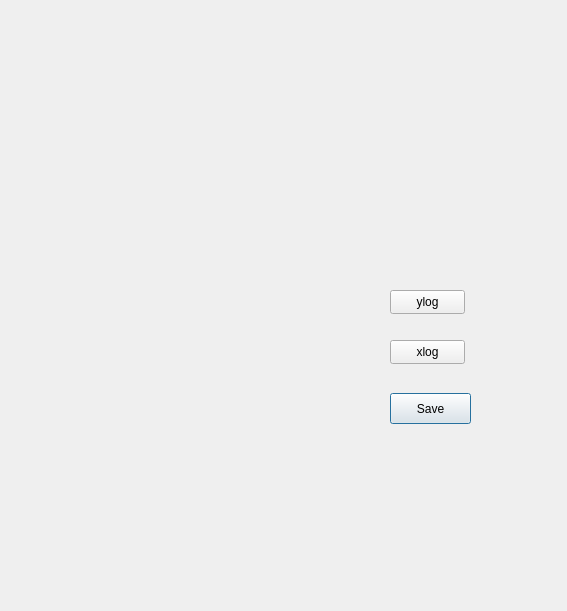
First picture: the form in ScenePlot.ui, repository artsol23/Graph1, before the edit.
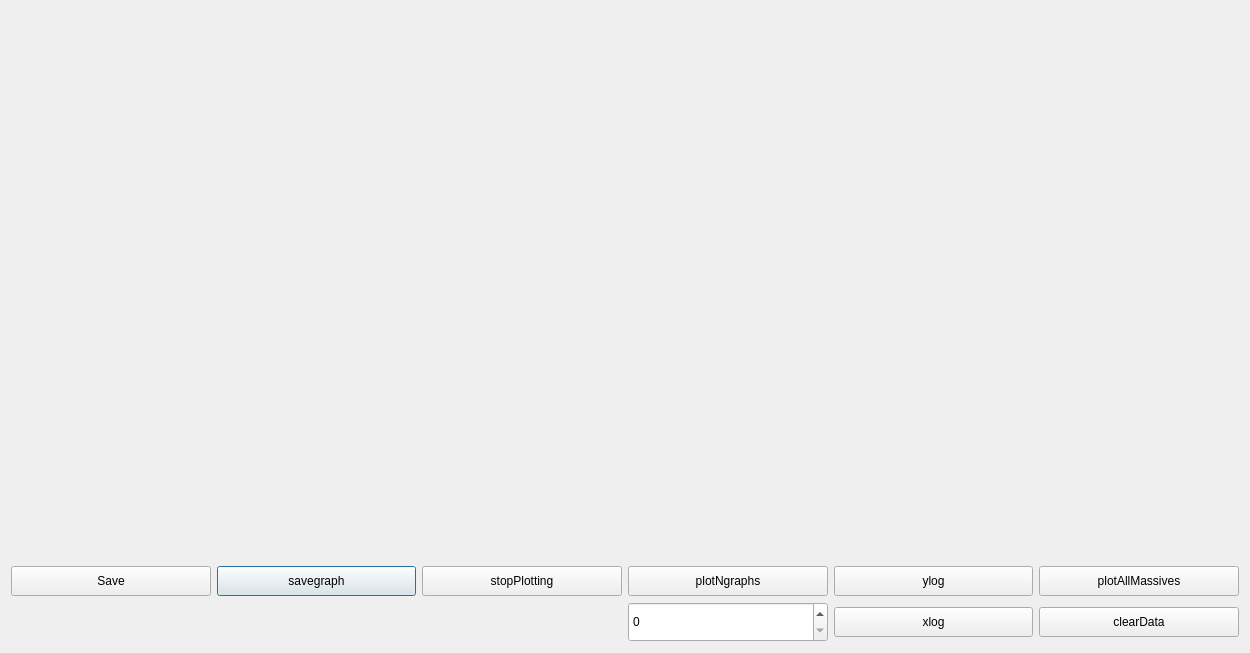
Second picture: the form after the edit. Custom widgets are drawn as their Qt base class.

Patch:
```diff
--- a/ScenePlot.ui
+++ b/ScenePlot.ui
@@ -6,8 +6,8 @@
    <rect>
     <x>0</x>
     <y>0</y>
-    <width>567</width>
-    <height>611</height>
+    <width>1250</width>
+    <height>653</height>
    </rect>
   </property>
   <property name="minimumSize">
@@ -19,64 +19,175 @@
   <property name="windowTitle">
    <string>Dialog</string>
   </property>
-  <layout class="QGridLayout" name="gridLayout" rowstretch="3,0">
-   <property name="leftMargin">
-    <number>0</number>
-   </property>
-   <property name="topMargin">
-    <number>0</number>
-   </property>
-   <property name="rightMargin">
-    <number>0</number>
-   </property>
-   <property name="bottomMargin">
-    <number>0</number>
-   </property>
-   <item row="0" column="0">
-    <widget class="QCustomPlot" name="customPlot" native="true">
-     <widget class="QPushButton" name="save">
-      <property name="geometry">
-       <rect>
-        <x>390</x>
-        <y>393</y>
-        <width>81</width>
-        <height>31</height>
-       </rect>
-      </property>
-      <property name="text">
-       <string>Save</string>
-      </property>
-     </widget>
-     <widget class="QPushButton" name="xlog">
-      <property name="geometry">
-       <rect>
-        <x>390</x>
-        <y>340</y>
-        <width>75</width>
-        <height>24</height>
-       </rect>
-      </property>
-      <property name="text">
-       <string>xlog</string>
-      </property>
-     </widget>
-     <widget class="QPushButton" name="ylog">
-      <property name="geometry">
-       <rect>
-        <x>390</x>
-        <y>290</y>
-        <width>75</width>
-        <height>24</height>
-       </rect>
-      </property>
-      <property name="text">
-       <string>ylog</string>
-      </property>
-     </widget>
-    </widget>
-   </item>
-   <item row="1" column="0">
-    <layout class="QGridLayout" name="gridLayout_2"/>
+  <layout class="QHBoxLayout" name="horizontalLayout_3">
+   <item>
+    <layout class="QGridLayout" name="gridLayout_2">
+     <item row="1" column="0">
+      <layout class="QGridLayout" name="gridLayout_5">
+       <item row="0" column="1">
+        <widget class="QPushButton" name="savegraph">
+         <property name="minimumSize">
+          <size>
+           <width>50</width>
+           <height>30</height>
+          </size>
+         </property>
+         <property name="text">
+          <string>savegraph</string>
+         </property>
+        </widget>
+       </item>
+       <item row="0" column="2">
+        <widget class="QPushButton" name="stopPlotting">
+         <property name="minimumSize">
+          <size>
+           <width>50</width>
+           <height>30</height>
+          </size>
+         </property>
+         <property name="text">
+          <string>stopPlotting</string>
+         </property>
+        </widget>
+       </item>
+       <item row="0" column="3">
+        <widget class="QPushButton" name="plotting5graphs">
+         <property name="minimumSize">
+          <size>
+           <width>50</width>
+           <height>30</height>
+          </size>
+         </property>
+         <property name="text">
+          <string>plotNgraphs</string>
+         </property>
+        </widget>
+       </item>
+       <item row="1" column="3">
+        <widget class="QSpinBox" name="number_of_graphs">
+         <property name="minimumSize">
+          <size>
+           <width>50</width>
+           <height>40</height>
+          </size>
+         </property>
+        </widget>
+       </item>
+       <item row="1" column="5">
+        <widget class="QPushButton" name="clearData">
+         <property name="minimumSize">
+          <size>
+           <width>50</width>
+           <height>30</height>
+          </size>
+         </property>
+         <property name="styleSheet">
+          <string notr="true">font: 12pt &quot;Segoe UI&quot;;</string>
+         </property>
+         <property name="text">
+          <string>clearData</string>
+         </property>
+        </widget>
+       </item>
+       <item row="1" column="4">
+        <widget class="QPushButton" name="xlog">
+         <property name="minimumSize">
+          <size>
+           <width>50</width>
+           <height>30</height>
+          </size>
+         </property>
+         <property name="styleSheet">
+          <string notr="true">font: 12pt &quot;Segoe UI&quot;;</string>
+         </property>
+         <property name="text">
+          <string>xlog</string>
+         </property>
+        </widget>
+       </item>
+       <item row="0" column="0">
+        <widget class="QPushButton" name="save">
+         <property name="minimumSize">
+          <size>
+           <width>50</width>
+           <height>30</height>
+          </size>
+         </property>
+         <property name="text">
+          <string>Save</string>
+         </property>
+        </widget>
+       </item>
+       <item row="0" column="5">
+        <widget class="QPushButton" name="plotAllMassive">
+         <property name="minimumSize">
+          <size>
+           <width>50</width>
+           <height>30</height>
+          </size>
+         </property>
+         <property name="styleSheet">
+          <string notr="true">font: 12pt &quot;Segoe UI&quot;;</string>
+         </property>
+         <property name="text">
+          <string>plotAllMassives</string>
+         </property>
+        </widget>
+       </item>
+       <item row="0" column="4">
+        <widget class="QPushButton" name="ylog">
+         <property name="minimumSize">
+          <size>
+           <width>50</width>
+           <height>30</height>
+          </size>
+         </property>
+         <property name="styleSheet">
+          <string notr="true">font: 12pt &quot;Segoe UI&quot;;</string>
+         </property>
+         <property name="text">
+          <string>ylog</string>
+         </property>
+        </widget>
+       </item>
+      </layout>
+     </item>
+     <item row="0" column="0">
+      <widget class="QCustomPlot" name="customPlot" native="true">
+       <property name="enabled">
+        <bool>true</bool>
+       </property>
+       <property name="minimumSize">
+        <size>
+         <width>400</width>
+         <height>500</height>
+        </size>
+       </property>
+       <property name="maximumSize">
+        <size>
+         <width>1296</width>
+         <height>16777215</height>
+        </size>
+       </property>
+       <property name="sizeIncrement">
+        <size>
+         <width>5</width>
+         <height>5</height>
+        </size>
+       </property>
+       <property name="baseSize">
+        <size>
+         <width>400</width>
+         <height>500</height>
+        </size>
+       </property>
+       <property name="autoFillBackground">
+        <bool>false</bool>
+       </property>
+       <layout class="QGridLayout" name="gridLayout_4"/>
+      </widget>
+     </item>
+    </layout>
    </item>
   </layout>
  </widget>
```
